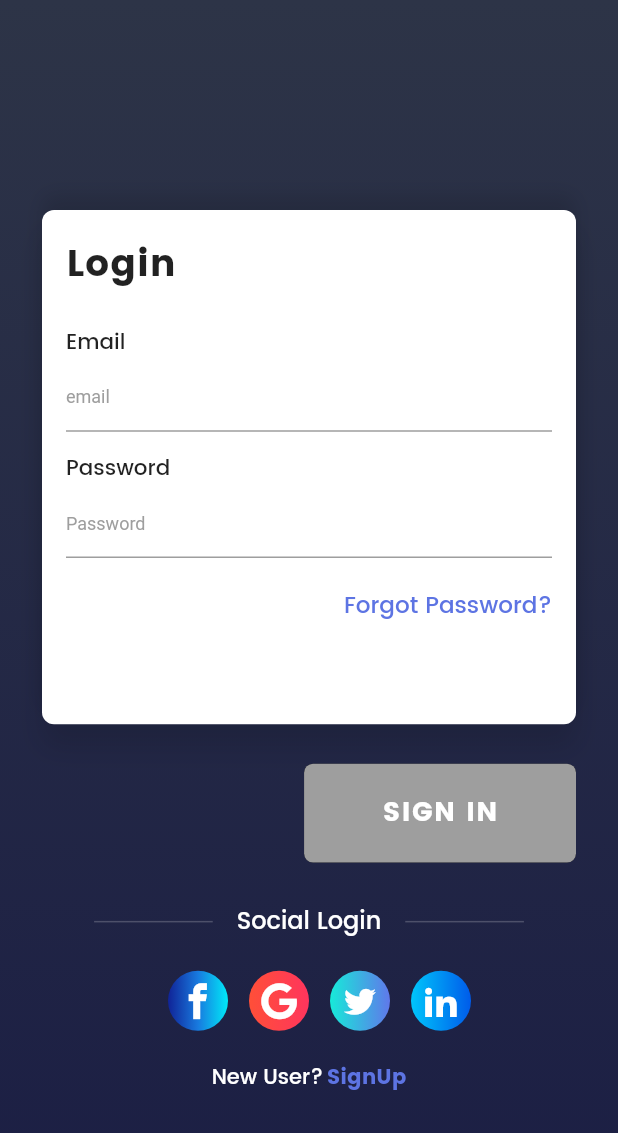
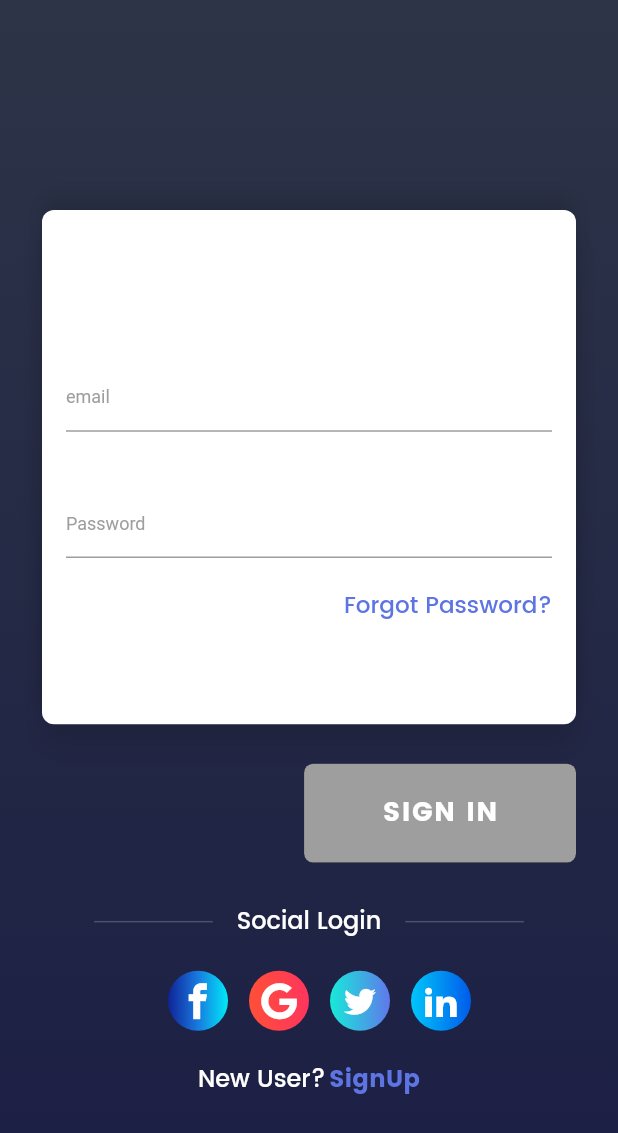
Before and after one commit to TunNandaAung/flutter-checklist, a Flutter app: the screen it shows after launch, on a phone screen of 412 x 824 dp. Shown: the top 1133 px of the screen. Run offline on Flutter 3.47's test engine with Material 2 defaults, Android fonts, the phone set to English and light mode, and no system bars; our stand-ins replace bloc, bubble_bottom_bar, circular_check_box, cloud_firestore, equatable, firebase_auth and 6 more; accounts and stored records are empty.

Commit message:
Add Dark Theme and Fix Color of Screens

```diff
--- a/lib/main.dart
+++ b/lib/main.dart
@@ -1,7 +1,10 @@
 import 'package:firebase_integrations/data/user_repository.dart';
 import 'package:firebase_integrations/login/ui/login_page.dart';
+import 'package:firebase_integrations/preferences/preferences.dart';
 import 'package:firebase_integrations/profile_bloc/profile_barrel.dart';
 import 'package:firebase_integrations/splash_screen.dart';
+import 'package:firebase_integrations/theme/app_theme.dart';
+import 'package:firebase_integrations/theme/bloc/theme_barrel.dart';
 import 'package:firebase_integrations/todo/bloc/filtered_todos/filtered_todos_barrel.dart';
 import 'package:firebase_integrations/todo/bloc/stats/stats_barrel.dart';
 import 'package:firebase_integrations/todo/bloc/tabs/tabs_barrel.dart';
@@ -13,12 +16,16 @@ import 'package:firebase_integrations/utils/bloc_delegate.dart';
 import 'package:flutter/material.dart';
 import 'package:flutter_bloc/flutter_bloc.dart';
 import 'package:bloc/bloc.dart';
+import 'package:shared_preferences/shared_preferences.dart';
 import 'authentication_bloc/bloc.dart';
 
-void main() {
+Future<void> main() async {
   WidgetsFlutterBinding.ensureInitialized();
   BlocSupervisor.delegate = SimpleBlocDelegate();
   final UserRepository userRepository = UserRepository();
+  Prefer.prefs = await SharedPreferences.getInstance();
+  Prefer.themeIndexPref = Prefer.prefs.getInt('theme') ?? 1;
+
   runApp(
     BlocProvider(
       builder: (context) =>
@@ -55,6 +62,7 @@ class _MyAppState extends State<MyApp> {
   Widget build(BuildContext context) {
     return MultiBlocProvider(
       providers: [
+        BlocProvider<ThemeBloc>(builder: (context) => ThemeBloc()),
         BlocProvider<TodosBloc>(
           builder: (context) {
             return TodosBloc(
@@ -64,10 +72,11 @@ class _MyAppState extends State<MyApp> {
           },
         ),
       ],
-      child: MaterialApp(
+      child: BlocBuilder<ThemeBloc, AppTheme>(builder: (context, appTheme) {
+        return MaterialApp(
           debugShowCheckedModeBanner: false,
           title: 'Firestore Todos',
-        theme: ThemeData(primaryColor: Color(0xFF5d74e3)),
+          theme: appThemeData[appTheme],
           routes: {
             '/': (context) {
               return BlocBuilder<AuthenticationBloc, AuthenticationState>(
@@ -115,7 +124,8 @@ class _MyAppState extends State<MyApp> {
               );
             },
           },
-      ),
+        );
+      }),
     );
   }
 }
--- /dev/null
+++ b/lib/preferences/preferences.dart
@@ -0,0 +1,6 @@
+import 'package:shared_preferences/shared_preferences.dart';
+
+class Prefer {
+  static SharedPreferences prefs;
+  static int themeIndexPref = 0;
+}
--- /dev/null
+++ b/lib/theme/app_theme.dart
@@ -0,0 +1,68 @@
+import 'package:flutter/material.dart';
+
+enum AppTheme { Light, Dark }
+
+final appThemeData = {
+  AppTheme.Light: ThemeData(
+    brightness: Brightness.light,
+    primaryColor: Color(0xFF5d74e3),
+    backgroundColor: Color(0xFFf3f6fb),
+    canvasColor: Color(0xFFf3f6fb),
+    popupMenuTheme: PopupMenuThemeData(color: Color(0xFFEDF0F6)),
+    cardColor: Colors.white,
+    dividerColor: Colors.black,
+    bottomAppBarTheme: BottomAppBarTheme(color: Color(0xFFa8ccf0)),
+    floatingActionButtonTheme: FloatingActionButtonThemeData(
+        backgroundColor: Colors.black.withOpacity(.75)),
+    textTheme: TextTheme(
+        title: TextStyle(
+            fontFamily: 'Poppins-Bold',
+            color: Colors.black,
+            fontSize: 23.0,
+            decoration: TextDecoration.none),
+        body1: TextStyle(
+            fontFamily: 'Poppins-Medium',
+            fontSize: 16.0,
+            decoration: TextDecoration.none,
+            color: Colors.black),
+        display1: TextStyle(
+            fontFamily: 'Poppins-Bold', color: Colors.black, fontSize: 21.0),
+        display2: TextStyle(
+            fontFamily: 'Poppins-Medium,', color: Colors.black, fontSize: 18.0),
+        display3: TextStyle(
+            color: Colors.black54, fontFamily: 'Poppins-Bold', fontSize: 15.0),
+        headline: TextStyle(
+            color: Colors.black, fontFamily: 'Poppins-Bold', fontSize: 25.0)),
+  ),
+  AppTheme.Dark: ThemeData(
+    brightness: Brightness.light,
+    primaryColor: Color(0xFF5d74e3),
+    backgroundColor: Color(0xFF1b1e44),
+    canvasColor: Color(0xFF1b1e44),
+    popupMenuTheme: PopupMenuThemeData(color: Color(0xFF2d3447)),
+    cardColor: Color(0xFF2d3447),
+    dividerColor: Colors.white,
+    bottomAppBarTheme: BottomAppBarTheme(color: Colors.black),
+    floatingActionButtonTheme: FloatingActionButtonThemeData(
+        backgroundColor: Colors.black.withOpacity(.25)),
+    textTheme: TextTheme(
+        title: TextStyle(
+            fontFamily: 'Poppins-Bold',
+            color: Colors.white,
+            fontSize: 23.0,
+            decoration: TextDecoration.none),
+        body1: TextStyle(
+            fontFamily: 'Poppins-Medium',
+            fontSize: 16.0,
+            decoration: TextDecoration.none,
+            color: Colors.white),
+        display1: TextStyle(
+            fontFamily: 'Poppins-Bold', color: Colors.white, fontSize: 21.0),
+        display2: TextStyle(
+            fontFamily: 'Poppins-Medium,', color: Colors.white, fontSize: 18.0),
+        display3: TextStyle(
+            color: Colors.white54, fontFamily: 'Poppins-Bold', fontSize: 15.0),
+        headline: TextStyle(
+            color: Colors.white, fontFamily: 'Poppins-Bold', fontSize: 25.0)),
+  )
+};
--- /dev/null
+++ b/lib/theme/bloc/theme_barrel.dart
@@ -0,0 +1,2 @@
+export 'theme_bloc.dart';
+export 'theme_event.dart';
--- /dev/null
+++ b/lib/theme/bloc/theme_event.dart
@@ -0,0 +1,16 @@
+import 'package:equatable/equatable.dart';
+
+import '../app_theme.dart';
+
+abstract class ThemeEvent extends Equatable {
+  const ThemeEvent();
+}
+
+class ThemeChanged extends ThemeEvent {
+  final AppTheme theme;
+
+  const ThemeChanged(this.theme);
+
+  @override
+  List<Object> get props => [theme];
+}
--- a/lib/todo/screens/home_screen.dart
+++ b/lib/todo/screens/home_screen.dart
@@ -20,8 +20,8 @@ class HomeScreen extends StatelessWidget {
           decoration: BoxDecoration(
               gradient: LinearGradient(
                   colors: [
-                Color(0xFF1b1e44),
-                Color(0xFF2d3447),
+                Theme.of(context).backgroundColor,
+                Theme.of(context).canvasColor
               ],
                   begin: Alignment.bottomCenter,
                   end: Alignment.topCenter,
@@ -35,7 +35,7 @@ class HomeScreen extends StatelessWidget {
                     elevation: 0.0,
                     title: Text(
                       'Firestore Todos',
-                      style: TextStyle(fontFamily: 'Poppins-Bold'),
+                      style: Theme.of(context).textTheme.display1,
                     ),
                     actions: [
                       FilterButton(visible: activeTab == AppTab.todos),
--- a/pubspec.yaml
+++ b/pubspec.yaml
@@ -29,6 +29,7 @@ dependencies:
   material_design_icons_flutter: ^3.3.4595
   firebase_core: ^0.4.1+5
   circular_check_box: ^1.0.1
+  shared_preferences: ^0.5.4+3
 
   # The following adds the Cupertino Icons font to your application.
   # Use with the CupertinoIcons class for iOS style icons.
@@ -60,6 +61,9 @@ flutter:
    - assets/Darth-Vader-Avatar.png
    - assets/app_icon/app-icon-128.png
    - assets/task-complete.png
+   - assets/btn_icon/btn-moon-96.png
+   - assets/btn_icon/btn-sun-128.png
+
   # An image asset can refer to one or more resolution-specific "variants", see
   # https://flutter.dev/assets-and-images/#resolution-aware.
 
```
Also changed, not shown: lib/theme/bloc/theme_bloc.dart (added, +24 -0 lines), lib/todo/screens/profile_screen.dart (+49 -13 lines), lib/todo/widgets/extra_actions.dart (+6 -4 lines), lib/todo/widgets/filter_button.dart (+9 -6 lines), lib/todo/widgets/tab_selector.dart (+3 -6 lines), lib/todo/widgets/todo_item.dart (+4 -14 lines), assets/btn_icon/btn-moon-96.png (added), assets/btn_icon/btn-moon.svg (added), assets/btn_icon/btn-sun-128.png (added), assets/btn_icon/btn-sun.svg (added), pubspec.lock. Lines whose indentation alone changed are shown as unchanged.
